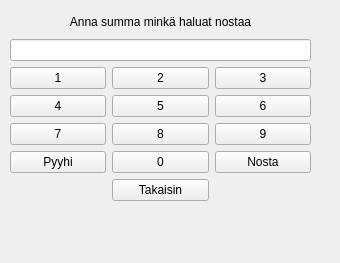
JuusoToratti/tvt23pankkiprojekti, file bank-automat/selectamount.ui: the form before one commit.
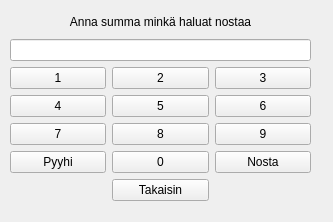
The form after the commit.

```diff
--- a/bank-automat/selectamount.ui
+++ b/bank-automat/selectamount.ui
@@ -6,8 +6,8 @@
    <rect>
     <x>0</x>
     <y>0</y>
-    <width>340</width>
-    <height>263</height>
+    <width>333</width>
+    <height>222</height>
    </rect>
   </property>
   <property name="windowTitle">
```
